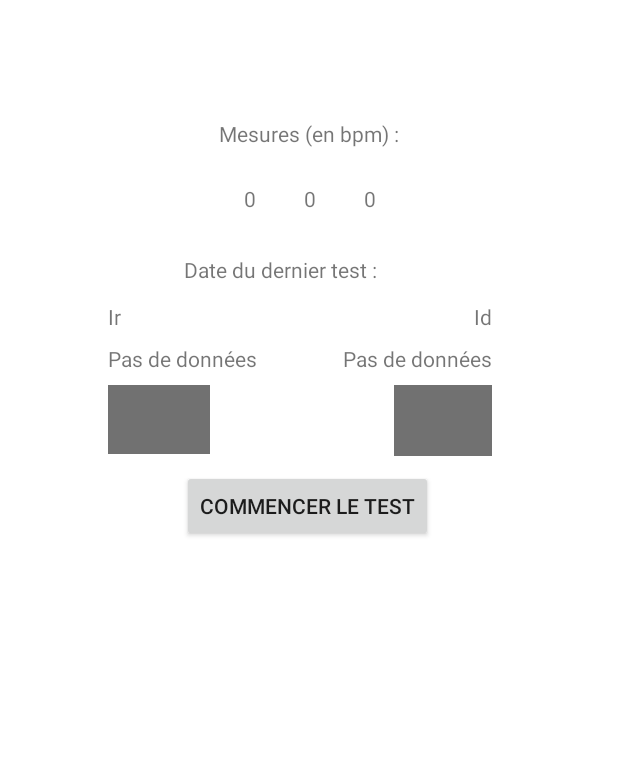
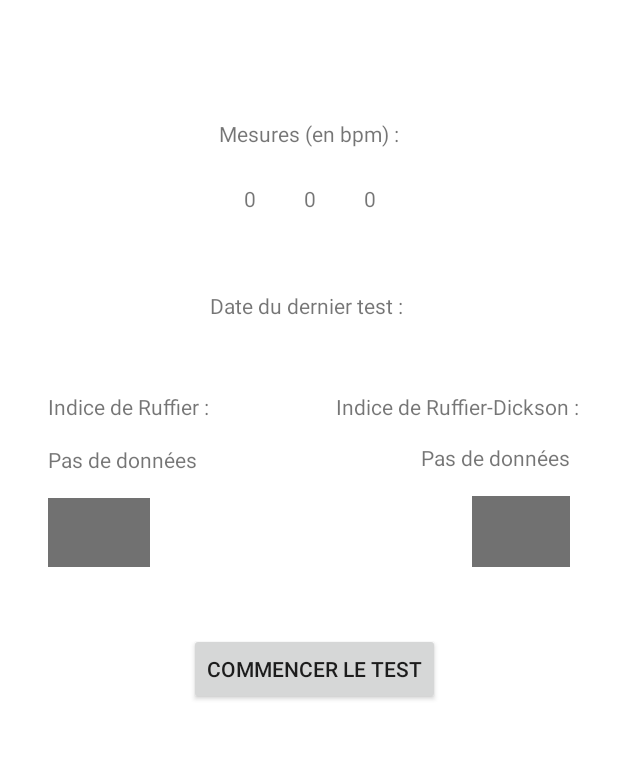
Before and after one commit to DavidoSnake/TestRuffier, an Android app: the ViewPatientActivity screen opened directly, with no data from a screen before it, on a phone screen of 412 x 824 dp, the part 84-844 px from its top. Run offline under Robolectric (Android 15) with nearby library versions, the phone set to English and light mode, and no system bars.

Commit message:
deleted useless files

```diff
--- a/common/src/main/java/com/example/common/Constants.java
+++ b/common/src/main/java/com/example/common/Constants.java
@@ -26,9 +26,6 @@ public class Constants {
     // check if measure started
     public static final String START_MEASURE = "com.example.common.START_MEASURE";
 
-    // used to send different signal in order to trigger ondatachange on MainActivityWear class
-    public static boolean changeValue = false;
-
     // list of measures done on MEASURE_DURATION time
     public static List<Integer> measuresList1 = new ArrayList<>();
     public static List<Integer> measuresList2 = new ArrayList<>();
--- a/common/src/main/java/com/example/common/SQLiteDBHandler.java
+++ b/common/src/main/java/com/example/common/SQLiteDBHandler.java
@@ -61,8 +61,8 @@ public class SQLiteDBHandler extends SQLiteOpenHelper {
     public Patient getPatient(String firstname, String lastname) {
         // create a list of patients with the same name
         List<Patient> patientList = new ArrayList<>();
-        String query = "SELECT * FROM " + PATIENT_TABLE_NAME + " WHERE " + PATIENT_COLUMN_FIRSTNAME + " LIKE \"" + firstname + "\" "
-                + "AND " + PATIENT_COLUMN_LASTNAME + " LIKE \"" + lastname + "\";";
+        String query = "SELECT * FROM " + PATIENT_TABLE_NAME + " WHERE " + PATIENT_COLUMN_FIRSTNAME + " LIKE \"" + firstname + "%\" "
+                + "AND " + PATIENT_COLUMN_LASTNAME + " LIKE \"" + lastname + "%\";";
         Log.d(TAG, "getPatient");
 
         SQLiteDatabase sqlDB = this.getReadableDatabase();
--- a/mobile/src/main/AndroidManifest.xml
+++ b/mobile/src/main/AndroidManifest.xml
@@ -22,11 +22,12 @@
             </intent-filter>
         </activity>
         <activity android:name="com.example.ruffier.AddPatientActivity" />
+
 <!--      preventing landscape orientation to avoid additional data sending (see waitfragment for more details)  -->
         <activity android:name="com.example.ruffier.ViewPatientActivity"
             android:screenOrientation="portrait"
             />
-        <service android:name="com.example.ruffier.BroadcastService"/>
+
     </application>
 
 
--- a/mobile/src/main/java/com/example/ruffier/MainActivity.java
+++ b/mobile/src/main/java/com/example/ruffier/MainActivity.java
@@ -30,7 +30,7 @@ import java.util.Objects;
 
 public class MainActivity extends AppCompatActivity implements View.OnClickListener, AdapterView.OnItemClickListener {
 
-    private static final String TAG = "mobile";
+    private final String TAG = "MainActivity";
 
     Button searchB;
     EditText fname;
--- a/mobile/src/main/java/com/example/ruffier/ViewPatientActivity.java
+++ b/mobile/src/main/java/com/example/ruffier/ViewPatientActivity.java
@@ -1,5 +1,6 @@
 package com.example.ruffier;
 
+import android.content.pm.ActivityInfo;
 import android.graphics.Color;
 import android.os.Bundle;
 import android.util.Log;
@@ -45,6 +46,7 @@ public class ViewPatientActivity extends AppCompatActivity {
     @Override
     protected void onCreate(@Nullable Bundle savedInstanceState) {
         super.onCreate(savedInstanceState);
+            System.out.println("need to restart");
             setContentView(R.layout.view_patient_activity);
 
             // get patient id
@@ -172,6 +174,8 @@ public class ViewPatientActivity extends AppCompatActivity {
         return true;
     }
 
+    //todo: prevent activity from restarting (call to onDestroy and onCreate) after an orientation change
+
     @Override
     protected void onResume() {
         System.out.println("onresumeviewpat");
--- a/mobile/src/main/res/layout/activity_main.xml
+++ b/mobile/src/main/res/layout/activity_main.xml
@@ -42,7 +42,6 @@
         android:inputType="textPersonName"
         android:selectAllOnFocus="true"
         android:singleLine="true"
-        android:text="a"
         app:layout_constraintEnd_toEndOf="parent"
         app:layout_constraintHorizontal_bias="0.0"
         app:layout_constraintStart_toStartOf="parent"
--- a/mobile/src/main/res/layout/view_patient_activity.xml
+++ b/mobile/src/main/res/layout/view_patient_activity.xml
@@ -6,28 +6,6 @@
     android:layout_width="match_parent"
     android:layout_height="match_parent"
     android:background="#FFFFFF">
-
-    <Button
-        android:id="@+id/startMeasureButton"
-        android:layout_width="wrap_content"
-        android:layout_height="0dp"
-        android:layout_marginTop="124dp"
-        android:text="Commencer le test"
-        app:layout_constraintEnd_toEndOf="parent"
-        app:layout_constraintHorizontal_bias="0.497"
-        app:layout_constraintStart_toStartOf="parent"
-        app:layout_constraintTop_toBottomOf="@+id/dateTest" />
-
-    <FrameLayout
-        android:id="@+id/flayout"
-        android:layout_width="0dp"
-        android:layout_height="0dp"
-        app:layout_constraintBottom_toBottomOf="parent"
-        app:layout_constraintEnd_toEndOf="parent"
-        app:layout_constraintStart_toEndOf="@+id/toolbar2"
-        app:layout_constraintTop_toTopOf="parent">
-
-    </FrameLayout>
 
     <TextView
         android:id="@+id/patient_fname"
@@ -39,6 +17,19 @@
         app:layout_constraintHorizontal_bias="0.296"
         app:layout_constraintStart_toStartOf="parent"
         app:layout_constraintTop_toBottomOf="@+id/toolbar2" />
+
+    <Button
+        android:id="@+id/startMeasureButton"
+        android:layout_width="wrap_content"
+        android:layout_height="wrap_content"
+        android:layout_marginTop="44dp"
+        android:text="Commencer le test"
+        app:layout_constraintBottom_toBottomOf="@+id/flayout"
+        app:layout_constraintEnd_toEndOf="parent"
+        app:layout_constraintHorizontal_bias="0.514"
+        app:layout_constraintStart_toStartOf="parent"
+        app:layout_constraintTop_toBottomOf="@+id/color_ir"
+        app:layout_constraintVertical_bias="0.0" />
 
     <TextView
         android:id="@+id/patient_lname"
@@ -83,10 +74,10 @@
         android:id="@+id/dateTest"
         android:layout_width="wrap_content"
         android:layout_height="wrap_content"
-        android:layout_marginTop="28dp"
+        android:layout_marginTop="52dp"
         android:text="aucun test effectué"
         app:layout_constraintEnd_toEndOf="parent"
-        app:layout_constraintHorizontal_bias="0.649"
+        app:layout_constraintHorizontal_bias="0.71"
         app:layout_constraintStart_toStartOf="parent"
         app:layout_constraintTop_toBottomOf="@+id/show_m2" />
 
@@ -94,40 +85,43 @@
         android:id="@+id/index_ir"
         android:layout_width="wrap_content"
         android:layout_height="wrap_content"
-        android:layout_marginStart="72dp"
-        android:layout_marginTop="40dp"
+        android:layout_marginStart="32dp"
+        android:layout_marginTop="16dp"
         android:text="Pas de données"
         app:layout_constraintStart_toStartOf="parent"
-        app:layout_constraintTop_toBottomOf="@+id/dateTest" />
+        app:layout_constraintTop_toBottomOf="@+id/textView4" />
 
     <TextView
         android:id="@+id/index_id"
         android:layout_width="wrap_content"
         android:layout_height="wrap_content"
-        android:layout_marginTop="40dp"
-        android:layout_marginEnd="84dp"
+        android:layout_marginTop="16dp"
+        android:layout_marginEnd="32dp"
         android:text="Pas de données"
         app:layout_constraintEnd_toEndOf="parent"
+        app:layout_constraintTop_toBottomOf="@+id/textView5" />
+
+    <TextView
+        android:id="@+id/textView5"
+        android:layout_width="wrap_content"
+        android:layout_height="18dp"
+        android:layout_marginStart="100dp"
+        android:layout_marginTop="48dp"
+        android:layout_marginEnd="32dp"
+        android:text="Indice de Ruffier-Dickson :"
+        app:layout_constraintEnd_toEndOf="parent"
+        app:layout_constraintHorizontal_bias="0.74"
+        app:layout_constraintStart_toEndOf="@+id/textView4"
         app:layout_constraintTop_toBottomOf="@+id/dateTest" />
 
     <TextView
         android:id="@+id/textView4"
         android:layout_width="wrap_content"
         android:layout_height="wrap_content"
-        android:layout_marginStart="72dp"
-        android:layout_marginTop="12dp"
-        android:text="Ir"
+        android:layout_marginStart="32dp"
+        android:layout_marginTop="48dp"
+        android:text="Indice de Ruffier :"
         app:layout_constraintStart_toStartOf="parent"
-        app:layout_constraintTop_toBottomOf="@+id/dateTest" />
-
-    <TextView
-        android:id="@+id/textView5"
-        android:layout_width="wrap_content"
-        android:layout_height="wrap_content"
-        android:layout_marginTop="12dp"
-        android:layout_marginEnd="84dp"
-        android:text="Id"
-        app:layout_constraintEnd_toEndOf="parent"
         app:layout_constraintTop_toBottomOf="@+id/dateTest" />
 
     <TextView
@@ -144,8 +138,8 @@
         android:id="@+id/textView3"
         android:layout_width="wrap_content"
         android:layout_height="wrap_content"
-        android:layout_marginTop="28dp"
-        android:layout_marginEnd="16dp"
+        android:layout_marginTop="52dp"
+        android:layout_marginEnd="24dp"
         android:text="Date du dernier test :"
         app:layout_constraintEnd_toStartOf="@+id/dateTest"
         app:layout_constraintTop_toBottomOf="@+id/show_m2" />
@@ -154,10 +148,10 @@
         android:id="@+id/color_ir"
         android:layout_width="68dp"
         android:layout_height="46dp"
-        android:layout_marginStart="72dp"
-        android:layout_marginTop="8dp"
+        android:layout_marginStart="32dp"
+        android:layout_marginTop="16dp"
         android:background="#717171"
-        android:gravity="center_vertical"
+        android:gravity="center"
         android:textAlignment="center"
         app:layout_constraintStart_toStartOf="parent"
         app:layout_constraintTop_toBottomOf="@+id/index_ir" />
@@ -166,11 +160,10 @@
         android:id="@+id/color_id"
         android:layout_width="65dp"
         android:layout_height="47dp"
-        android:layout_marginTop="8dp"
-        android:layout_marginEnd="84dp"
+        android:layout_marginTop="16dp"
+        android:layout_marginEnd="32dp"
         android:background="#717171"
-        android:gravity="center_vertical"
-        android:textAlignment="center"
+        android:gravity="center"
         app:layout_constraintEnd_toEndOf="parent"
         app:layout_constraintTop_toBottomOf="@+id/index_id" />
 
@@ -185,4 +178,15 @@
         app:layout_constraintStart_toStartOf="parent"
         app:layout_constraintTop_toTopOf="parent" />
 
+    <FrameLayout
+        android:id="@+id/flayout"
+        android:layout_width="0dp"
+        android:layout_height="0dp"
+        app:layout_constraintBottom_toBottomOf="parent"
+        app:layout_constraintEnd_toEndOf="parent"
+        app:layout_constraintStart_toStartOf="parent"
+        app:layout_constraintTop_toBottomOf="@+id/toolbar2">
+
+    </FrameLayout>
+
 </androidx.constraintlayout.widget.ConstraintLayout>
--- a/wear/src/main/java/com/example/ruffier/HeartRateActivity.java
+++ b/wear/src/main/java/com/example/ruffier/HeartRateActivity.java
@@ -123,7 +123,7 @@ public class HeartRateActivity extends WearableActivity {
     };
 
 
-    static Button done;
+    Button done;
     int mRate = 0;
     Vibrator vibrator;
     private boolean isTimerRunning = false;
--- a/wear/src/main/java/com/example/ruffier/MainActivityWear.java
+++ b/wear/src/main/java/com/example/ruffier/MainActivityWear.java
@@ -21,7 +21,7 @@ import static com.example.common.Constants.START_MEASURE_PATH;
 public class MainActivityWear extends WearableActivity implements DataClient.OnDataChangedListener {
 
 
-    private static final String TAG = "MainActivityWear";
+    private final String TAG = "MainActivityWear";
 
     @Override
     protected void onCreate(Bundle savedInstanceState) {
--- a/wear/src/main/java/com/example/ruffier/WearHeartRateService.java
+++ b/wear/src/main/java/com/example/ruffier/WearHeartRateService.java
@@ -27,7 +27,7 @@ public class WearHeartRateService extends Service implements SensorEventListener
 
     SyncAsyncTaskWear mSyncAsyncTaskWear = null;
 
-    public static final String TAG = "WearHeartRateService";
+    public final String TAG = "WearHeartRateService";
     private SensorManager sensorManager;
     private Sensor heartRateSensor;
     private int heartRate = 0;
```
Also changed, not shown: mobile/src/main/java/com/example/ruffier/BroadcastService.java (deleted, +0 -63 lines), mobile/src/main/java/com/example/ruffier/WaitFragment.java (+8 -31 lines). Lines whose indentation alone changed are shown as unchanged.
